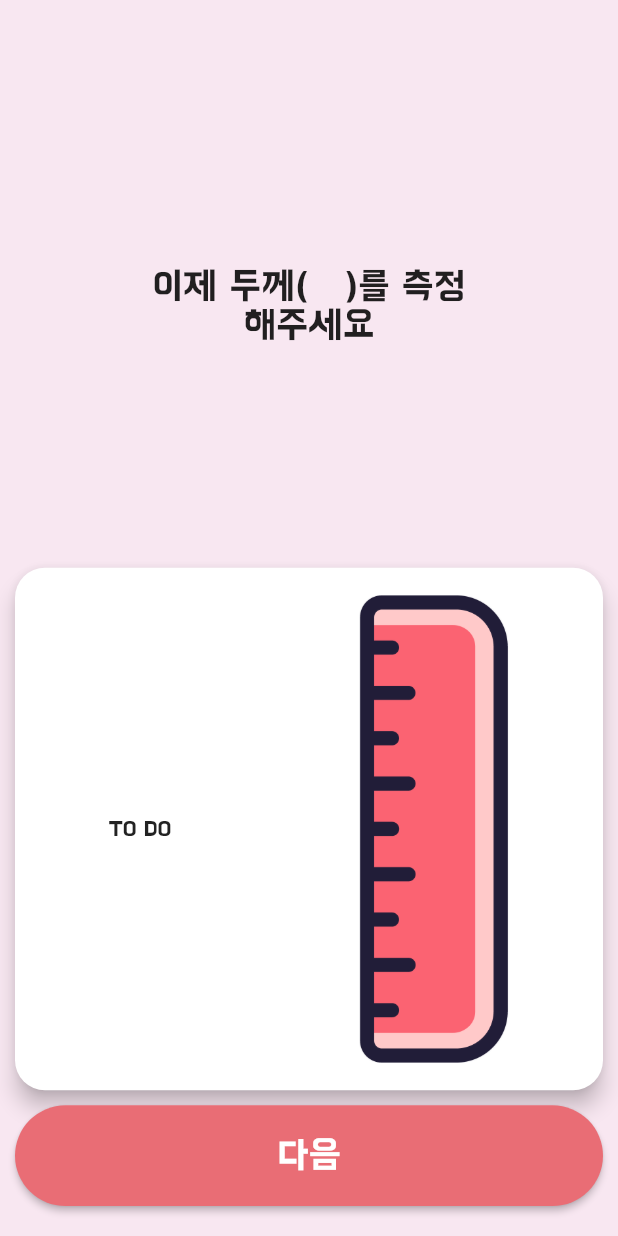
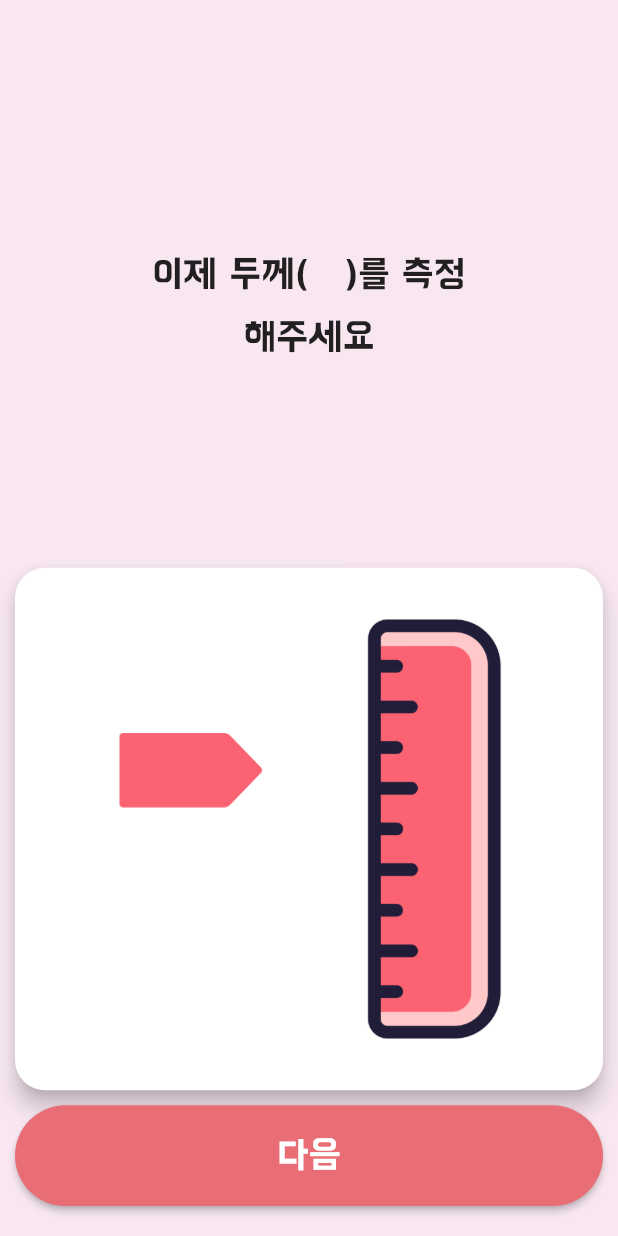
Before and after one commit to hyukjinlee/HelpMeat_Flutter, a Flutter app: the SelectPartScreen screen opened directly with empty values, after a tap on "다음", on a phone screen of 412 x 824 dp. Run offline on Flutter 3.47's test engine with Material 2 defaults, Android fonts, the light colour scheme and no system bars.

Commit message:
1. Added resources file (horizontal sign) 2. Moved resource util (resource package -> util package) 3. Implemented thickness screen logic

```diff
--- a/lib/screens/select_meat_screen.dart
+++ b/lib/screens/select_meat_screen.dart
@@ -1,8 +1,8 @@
 import 'package:flutter/material.dart';
-import 'package:helpmeat/resources/resources.dart';
+import 'package:helpmeat/navigators/navigator.dart';
 import 'package:helpmeat/screens/arguments/grill_meat_arguments.dart';
+import 'package:helpmeat/utils/resources.dart';
 import 'package:helpmeat/widgets/grill_meat_widget.dart';
-import 'package:helpmeat/navigators/navigator.dart';
 
 /// [1] 고기 굽기 화면 : 돼지고기 / 소고기 선택
 class SelectMeatScreen extends StatelessWidget {
--- a/lib/screens/select_part_screen.dart
+++ b/lib/screens/select_part_screen.dart
@@ -1,8 +1,8 @@
 import 'package:flutter/material.dart';
-import 'package:helpmeat/resources/resources.dart';
+import 'package:helpmeat/navigators/navigator.dart';
+import 'package:helpmeat/screens/arguments/grill_meat_arguments.dart';
+import 'package:helpmeat/utils/resources.dart';
 import 'package:helpmeat/widgets/grill_meat_widget.dart';
-import 'package:helpmeat/screens/arguments/grill_meat_arguments.dart';
-import 'package:helpmeat/navigators/navigator.dart';
 
 /// [2] 부위 선택 화면 : 등심/살치/안심 등..
 class SelectPartScreen extends StatefulWidget {
--- a/lib/screens/select_thickness_screen.dart
+++ b/lib/screens/select_thickness_screen.dart
@@ -1,28 +1,52 @@
 import 'package:flutter/material.dart';
-import 'package:helpmeat/resources/resources.dart';
 import 'package:helpmeat/screens/arguments/grill_meat_arguments.dart';
+import 'package:helpmeat/utils/resources.dart';
+import 'package:helpmeat/utils/util.dart';
 import 'package:helpmeat/widgets/grill_meat_widget.dart';
 
 /// [3] 두께 선택 화면 : 0.1 ~ 5.0 cm
-class SelectThicknessScreen extends StatelessWidget {
+class SelectThicknessScreen extends StatefulWidget {
   final GrillMeatArguments args;
 
   SelectThicknessScreen({Key? key, required this.args}) : super(key: key);
 
   @override
+  State<SelectThicknessScreen> createState() => _SelectThicknessScreenState();
+}
+
+class _SelectThicknessScreenState extends State<SelectThicknessScreen> {
+  Offset _position = Offset(0.0, 110.0);
+  final GlobalKey _contentsBoxKey = GlobalKey();
+  final GlobalKey _rulerKey = GlobalKey();
+
+  Rect _rulerRect = Rect.zero;
+  double _yDeltaFor1mm = 0;
+  double _thickness = 0;
+
+  @override
   Widget build(BuildContext context) {
-    print('고기 : ${args.meatType}, 부위 : ${args.meatInfoDetail?.name} (${args.meatInfoDetail?.meatPartType})');
+    // print('고기 : ${widget.args.meatType}, 부위 : ${widget.args.meatInfoDetail?.name} (${widget.args.meatInfoDetail?.meatPartType})');
 
-    String firstText = ResourceUtils.getFirstStringByMeatThickness(0.0);
-    String centerText = ResourceUtils.getCenterStringByMeatThickness(0.0);
-    String lastText = ResourceUtils.getLastStringByMeatThickness(0.0);
+    String firstText = ResourceUtils.getFirstStringByMeatThickness(_thickness);
+    String centerText = ResourceUtils.getCenterStringByMeatThickness(_thickness);
+    String lastText = ResourceUtils.getLastStringByMeatThickness(_thickness);
+
+    String thicknessText;
+    if (_thickness >= 0.1) {
+      thicknessText = '${_thickness}cm';
+    } else {
+      thicknessText = '';
+    }
 
     List<Widget> textViewList = [];
     addTextWidgetToList(textViewList, firstText, 25);
     if (centerText.isNotEmpty) {
-      addTextWidgetToList(textViewList,centerText, 35);
+      addTextWidgetToList(textViewList, centerText, 45);
     }
     addTextWidgetToList(textViewList, lastText, 25);
+
+    double signWidth = 100.0;
+    double signHeight = 50.0;
 
     return Scaffold(
         // appBar: AppBar(),
@@ -33,13 +57,67 @@ class SelectThicknessScreen extends StatelessWidget {
         children: textViewList,
       ),
       middle: Row(
-            mainAxisAlignment: MainAxisAlignment.spaceAround,
-            children: const [
-              Text("TO DO"),
+        key: _contentsBoxKey,
+        mainAxisAlignment: MainAxisAlignment.spaceEvenly,
+        children: [
+          SizedBox(
+            width: signWidth,
+            height: double.infinity,
+            child: GestureDetector(
+              child: Stack(
+                children: [
+                  Positioned(
+                    top: _position.dy,
+                    child: Stack(
+                      children: [
                         Image(
+                          image: AssetImage('assets/horizontal_sign.png'),
+                          width: signWidth,
+                          height: signHeight,
+                        ),
+                        Positioned.fill(
+                          child: Align(
+                            alignment: Alignment.centerLeft,
+                            child: Padding(
+                              padding: EdgeInsets.fromLTRB(10, 0, 0, 0),
+                              child: Text(
+                                style: TextStyle(fontSize: 25, color: Colors.white),
+                                thicknessText,
+                              ),
+                            ),
+                          ),
+                        )
+                      ],
+                    ),
+                  ),
+                ],
+              ),
+              onPanStart: (details) => {
+                if (_rulerRect == Rect.zero) {
+                  initBoundary(details.localPosition, signHeight)
+                }
+              },
+              onPanUpdate: (details) => {
+                setState(() {
+                  double signPositionY = details.localPosition.dy + (signHeight / 2);
+                  if (signPositionY >= _rulerRect.top && signPositionY <= _rulerRect.bottom) {
+                    _position = details.localPosition;
+                    _thickness = ((signPositionY - _rulerRect.top) / _yDeltaFor1mm).round() / 10.0; // mm to cm
+
+                    if (_thickness == 0) {
+                      _thickness = 0.1;
+                    }
+                    print('_thickness : $_thickness');
+                  }
+                })
+              },
+            ),
+          ),
+          Image(
+            key: _rulerKey,
             image: AssetImage('assets/ruler.png'),
-                width: 100,
-                height: double.infinity,
+            width: 90,
+            height: 280,
           ),
         ],
       ),
@@ -50,19 +128,26 @@ class SelectThicknessScreen extends StatelessWidget {
               shape: StadiumBorder(),
               backgroundColor: AppThemes.mainPink,
               minimumSize: Size(double.infinity, double.infinity)),
-              child: Text("다음",
-                  style: TextStyle(color: Colors.white, fontSize: 25)),
+          child:
+              Text("다음", style: TextStyle(color: Colors.white, fontSize: 25)),
           onPressed: () {},
         ),
       ),
-        )
-    );
+    ));
   }
 
   void addTextWidgetToList(List<Widget> list, String text, double fontSize) {
-    list.add(Text(
+    list.add(Padding(
+      padding: const EdgeInsets.all(8.0),
+      child: Text(
         style: TextStyle(fontSize: fontSize),
         text,
+      ),
     ));
   }
+
+  void initBoundary(Offset signOffset, double signHeight) {
+    _rulerRect = Utils.getWidgetLocalRect(_rulerKey, _contentsBoxKey);
+    _yDeltaFor1mm = _rulerRect.height / 50.0;
   }
+}
--- a/lib/resources/resources.dart
+++ b/lib/utils/resources.dart
@@ -129,15 +129,15 @@ class ResourceUtils {
     if (thickness == 0.0){
       return '';
     } else if (thickness <= 0.8) {
-      return '얇은';
+      return '"얇은"';
     } else if (thickness <= 1.5) {
-      return '조금 얇은';
+      return '"조금 얇은"';
     } else if (thickness <= 2.0) {
-      return '보통 두께의';
+      return '"보통 두께의"';
     } else if (thickness <= 3.0) {
-      return '조금 두꺼운';
+      return '"조금 두꺼운"';
     } else if (thickness <= 5.0) {
-      return '두꺼운';
+      return '"두꺼운"';
     }
     return "";
   }
--- a/lib/widgets/grill_meat_widget.dart
+++ b/lib/widgets/grill_meat_widget.dart
@@ -1,6 +1,5 @@
 import 'package:flutter/material.dart';
-import 'package:helpmeat/resources/resources.dart';
-import 'package:helpmeat/screens/arguments/grill_meat_arguments.dart';
+import 'package:helpmeat/utils/resources.dart';
 
 class GrillMeatLayout extends StatelessWidget {
   final Widget top;
```
Also changed, not shown: lib/utils/util.dart (added, +38 -0 lines), assets/horizontal_sign.png (added). Lines whose indentation alone changed are shown as unchanged.
